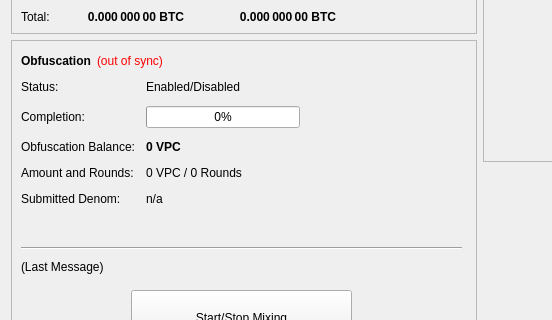
Above: src/qt/forms/overviewpage.ui from worldmint/valgard before the change; both pictures show x 0 to 552 and y 182 to 502 of the 960 by 615 pixel window. Below: the same form after it.
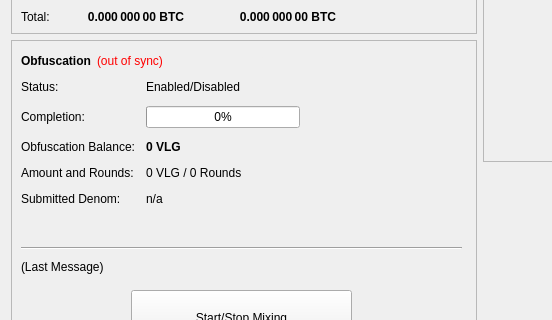
That is the form after the change.

Diff of the .ui file:
```diff
--- a/src/qt/forms/overviewpage.ui
+++ b/src/qt/forms/overviewpage.ui
@@ -474,7 +474,7 @@
               </font>
              </property>
              <property name="text">
-              <string notr="true">0 VPC</string>
+              <string notr="true">0 VLG</string>
              </property>
             </widget>
            </item>
@@ -488,7 +488,7 @@
            <item row="3" column="1">
             <widget class="QLabel" name="labelAmountRounds">
              <property name="text">
-              <string>0 VPC / 0 Rounds</string>
+              <string>0 VLG / 0 Rounds</string>
              </property>
             </widget>
            </item>
```
Left out of the diff: 6 changed lines with no effect on the pictures.
